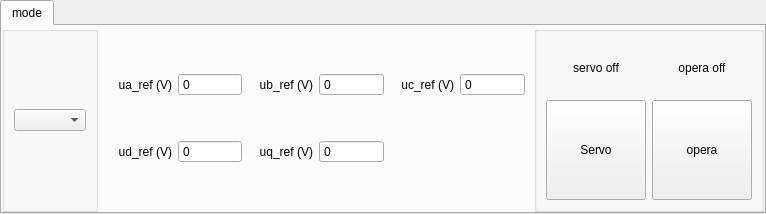
TheKaramazovBrothers/SevDrvExpSys, file FrontEnd/ui/tabmodectl.ui: the form before one commit.
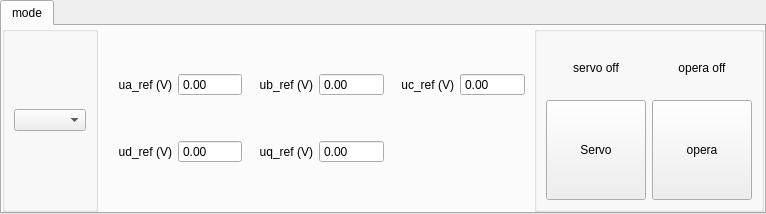
The form after the commit. The open tabs and pages were chosen to show the change.

Diff of the .ui file:
```diff
--- a/FrontEnd/ui/tabmodectl.ui
+++ b/FrontEnd/ui/tabmodectl.ui
@@ -163,19 +163,6 @@
              </property>
             </widget>
            </item>
-           <item row="0" column="1">
-            <widget class="QSpinBox" name="spinBox_mode_uaref">
-             <property name="buttonSymbols">
-              <enum>QAbstractSpinBox::NoButtons</enum>
-             </property>
-             <property name="minimum">
-              <number>-1000</number>
-             </property>
-             <property name="maximum">
-              <number>1000</number>
-             </property>
-            </widget>
-           </item>
            <item row="0" column="2">
             <widget class="QLabel" name="label_8">
              <property name="text">
@@ -186,19 +173,6 @@
              </property>
             </widget>
            </item>
-           <item row="0" column="3">
-            <widget class="QSpinBox" name="spinBox_mode_ubref">
-             <property name="buttonSymbols">
-              <enum>QAbstractSpinBox::NoButtons</enum>
-             </property>
-             <property name="minimum">
-              <number>-1000</number>
-             </property>
-             <property name="maximum">
-              <number>1000</number>
-             </property>
-            </widget>
-           </item>
            <item row="0" column="4">
             <widget class="QLabel" name="label_9">
              <property name="text">
@@ -209,19 +183,6 @@
              </property>
             </widget>
            </item>
-           <item row="0" column="5">
-            <widget class="QSpinBox" name="spinBox_mode_ucref">
-             <property name="buttonSymbols">
-              <enum>QAbstractSpinBox::NoButtons</enum>
-             </property>
-             <property name="minimum">
-              <number>-1000</number>
-             </property>
-             <property name="maximum">
-              <number>1000</number>
-             </property>
-            </widget>
-           </item>
            <item row="1" column="0">
             <widget class="QLabel" name="label_10">
              <property name="text">
@@ -232,19 +193,6 @@
              </property>
             </widget>
            </item>
-           <item row="1" column="1">
-            <widget class="QSpinBox" name="spinBox_mode_udref">
-             <property name="buttonSymbols">
-              <enum>QAbstractSpinBox::NoButtons</enum>
-             </property>
-             <property name="minimum">
-              <number>-1000</number>
-             </property>
-             <property name="maximum">
-              <number>1000</number>
-             </property>
-            </widget>
-           </item>
            <item row="1" column="2">
             <widget class="QLabel" name="label_16">
              <property name="text">
@@ -255,16 +203,68 @@
              </property>
             </widget>
            </item>
+           <item row="0" column="1">
+            <widget class="QDoubleSpinBox" name="spinBox_mode_uaref">
+             <property name="buttonSymbols">
+              <enum>QAbstractSpinBox::NoButtons</enum>
+             </property>
+             <property name="minimum">
+              <double>-999.990000000000009</double>
+             </property>
+             <property name="maximum">
+              <double>999.990000000000009</double>
+             </property>
+            </widget>
+           </item>
+           <item row="0" column="3">
+            <widget class="QDoubleSpinBox" name="spinBox_mode_ubref">
+             <property name="buttonSymbols">
+              <enum>QAbstractSpinBox::NoButtons</enum>
+             </property>
+             <property name="minimum">
+              <double>-999.990000000000009</double>
+             </property>
+             <property name="maximum">
+              <double>999.990000000000009</double>
+             </property>
+            </widget>
+           </item>
+           <item row="0" column="5">
+            <widget class="QDoubleSpinBox" name="spinBox_mode_ucref">
+             <property name="buttonSymbols">
+              <enum>QAbstractSpinBox::NoButtons</enum>
+             </property>
+             <property name="minimum">
+              <double>-999.990000000000009</double>
+             </property>
+             <property name="maximum">
+              <double>999.990000000000009</double>
+             </property>
+            </widget>
+           </item>
+           <item row="1" column="1">
+            <widget class="QDoubleSpinBox" name="spinBox_mode_udref">
+             <property name="buttonSymbols">
+              <enum>QAbstractSpinBox::NoButtons</enum>
+             </property>
+             <property name="minimum">
+              <double>-999.990000000000009</double>
+             </property>
+             <property name="maximum">
+              <double>999.990000000000009</double>
+             </property>
+            </widget>
+           </item>
            <item row="1" column="3">
-            <widget class="QSpinBox" name="spinBox_mode_uqref">
+            <widget class="QDoubleSpinBox" name="spinBox_mode_uqref">
              <property name="buttonSymbols">
               <enum>QAbstractSpinBox::NoButtons</enum>
              </property>
              <property name="minimum">
-              <number>-1000</number>
+              <double>-999.990000000000009</double>
              </property>
              <property name="maximum">
-              <number>1000</number>
+              <double>999.990000000000009</double>
              </property>
             </widget>
            </item>
```
Left out of the diff: 67 changed lines with no effect on the pictures.
